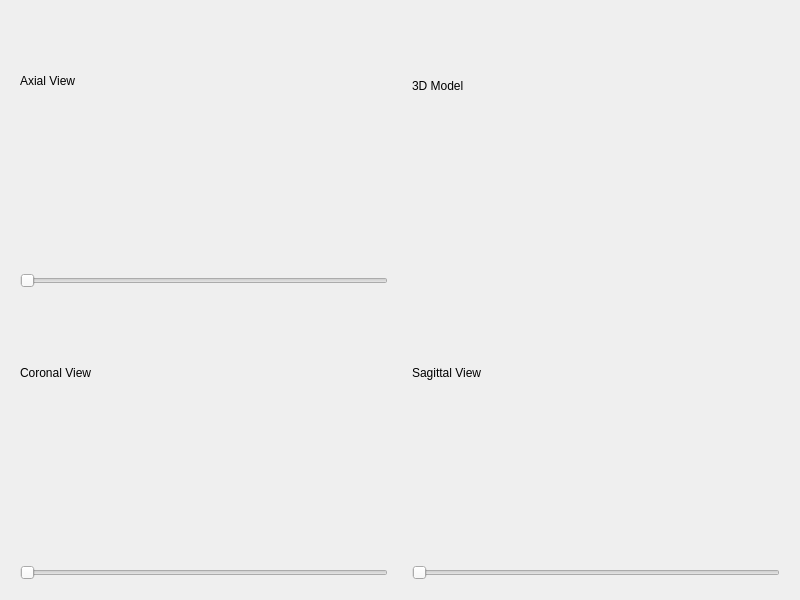
First picture: the form in system/ui/ct_viewer.ui, repository MarkXuJQ/Pelvis-Fracture-Image-Segmentation, before the edit.
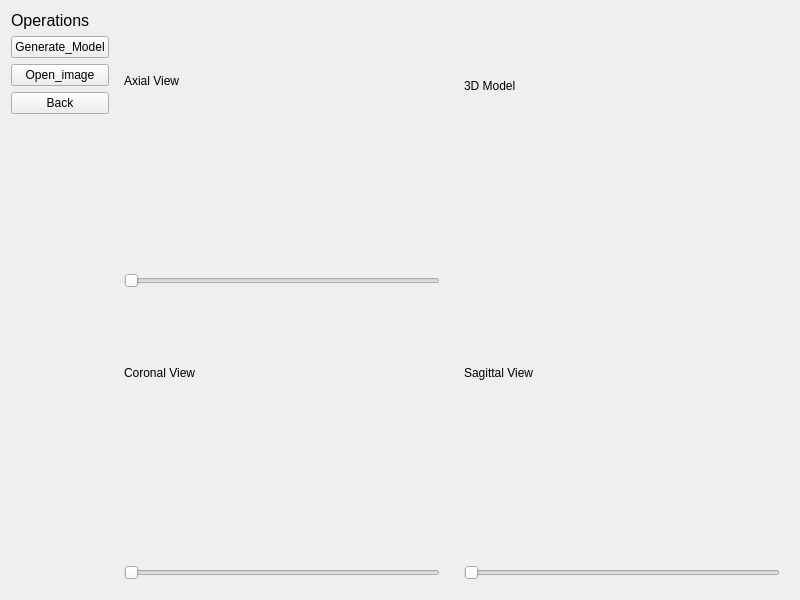
Second picture: the form after the edit. Icons and pictures are not drawn. Custom widgets are drawn as their Qt base class.

Diff of the .ui file:
```diff
--- a/system/ui/ct_viewer.ui
+++ b/system/ui/ct_viewer.ui
@@ -13,6 +13,71 @@
   <property name="windowTitle">
    <string>CT Viewer</string>
   </property>
+  <layout class="QHBoxLayout" name="horizontalLayout">
+   <item>
+    <layout class="QVBoxLayout" name="verticalLayout">
+     <item>
+      <widget class="QLabel" name="label">
+       <property name="text">
+        <string>&lt;html&gt;&lt;head/&gt;&lt;body&gt;&lt;p&gt;&lt;span style=&quot; font-size:12pt;&quot;&gt;Operations&lt;/span&gt;&lt;/p&gt;&lt;/body&gt;&lt;/html&gt;</string>
+       </property>
+      </widget>
+     </item>
+     <item>
+      <widget class="QPushButton" name="Generate_Model">
+       <property name="text">
+        <string>Generate_Model</string>
+       </property>
+      </widget>
+     </item>
+     <item>
+      <widget class="QPushButton" name="pushButton">
+       <property name="text">
+        <string>Open_image</string>
+       </property>
+       <property name="icon">
+        <iconset theme="QIcon::ThemeIcon::ListAdd"/>
+       </property>
+       <property name="iconSize">
+        <size>
+         <width>7</width>
+         <height>7</height>
+        </size>
+       </property>
+      </widget>
+     </item>
+     <item>
+      <widget class="QPushButton" name="Back">
+       <property name="text">
+        <string>Back</string>
+       </property>
+       <property name="icon">
+        <iconset theme="QIcon::ThemeIcon::ApplicationExit"/>
+       </property>
+       <property name="iconSize">
+        <size>
+         <width>6</width>
+         <height>6</height>
+        </size>
+       </property>
+      </widget>
+     </item>
+     <item>
+      <spacer name="verticalSpacer">
+       <property name="orientation">
+        <enum>Vertical</enum>
+       </property>
+       <property name="sizeHint" stdset="0">
+        <size>
+         <width>20</width>
+         <height>40</height>
+        </size>
+       </property>
+      </spacer>
+     </item>
+    </layout>
+   </item>
+   <item>
   <layout class="QGridLayout" name="gridLayout">
    <item row="0" column="0">
     <widget class="QWidget" name="axialContainer" native="true">
@@ -30,7 +95,7 @@
       <item>
        <widget class="QSlider" name="axial_slider">
         <property name="orientation">
-         <enum>Qt::Horizontal</enum>
+           <enum>Horizontal</enum>
         </property>
        </widget>
       </item>
@@ -69,7 +134,7 @@
       <item>
        <widget class="QSlider" name="coronal_slider">
         <property name="orientation">
-         <enum>Qt::Horizontal</enum>
+           <enum>Horizontal</enum>
         </property>
        </widget>
       </item>
@@ -92,12 +157,14 @@
       <item>
        <widget class="QSlider" name="sagittal_slider">
         <property name="orientation">
-         <enum>Qt::Horizontal</enum>
+           <enum>Horizontal</enum>
         </property>
        </widget>
       </item>
      </layout>
     </widget>
+     </item>
+    </layout>
    </item>
   </layout>
  </widget>
```
Left out of the diff: 8 changed lines with no effect on the pictures. Lines whose indentation alone changed are shown as unchanged.
